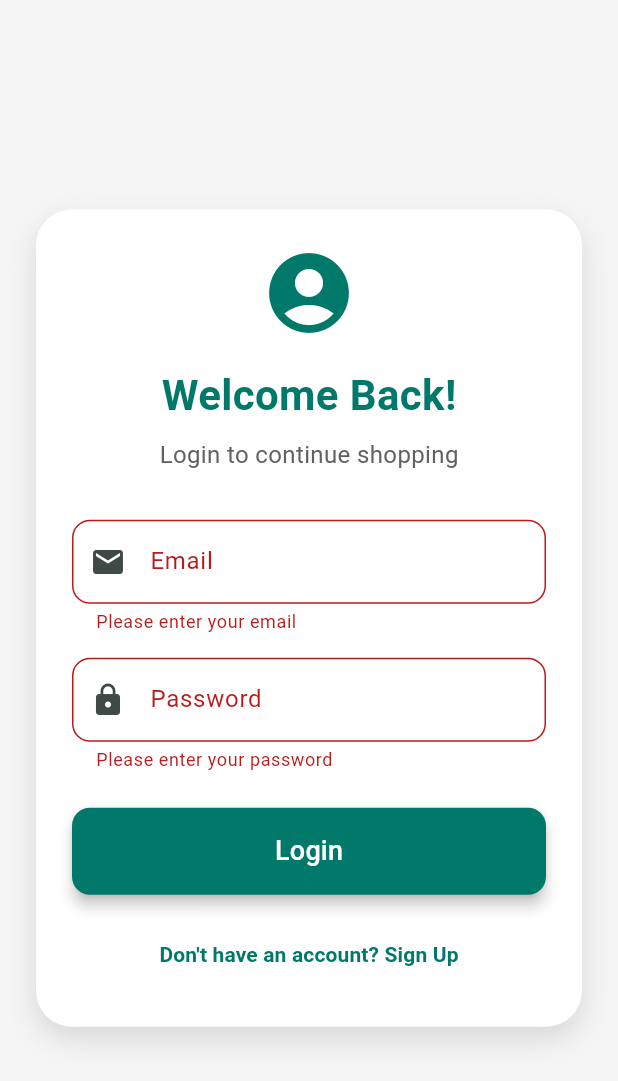
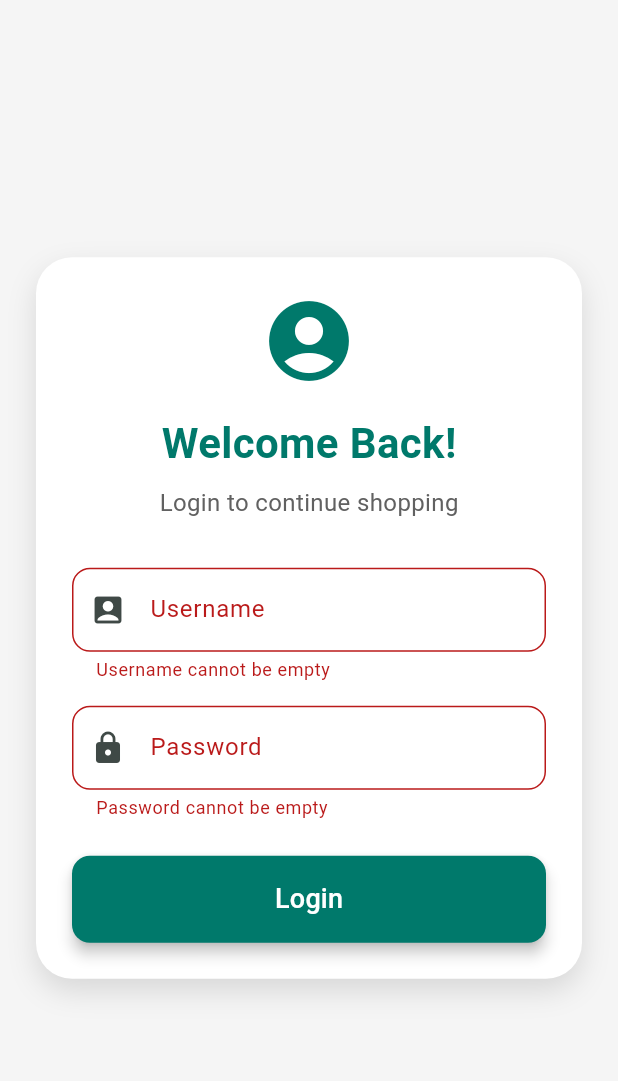
Before and after one commit to pradpdps/payments, a Flutter app: the screen it shows after launch, after a tap on "Login", on a phone screen of 412 x 824 dp. Shown: the top 1081 px of the screen. Run offline on Flutter 3.47's test engine with Material 3 defaults, Android fonts, the phone set to English and light mode, and no system bars.

Commit message:
login changes

```diff
--- a/lib/ui/login.dart
+++ b/lib/ui/login.dart
@@ -1,5 +1,4 @@
 import 'dart:convert';
-
 import 'package:flutter/material.dart';
 import 'package:payments/ui/products.dart';
 
@@ -18,7 +17,7 @@ class _LoginState extends State<Login> {
   bool isLoading = false;
 
   final _formKey = GlobalKey<FormState>();
-  final _emailController = TextEditingController();
+  final _userNameController = TextEditingController();
   final _passwordController = TextEditingController();
   final _nameController = TextEditingController();
 
@@ -27,12 +26,15 @@ class _LoginState extends State<Login> {
     super.initState();
   }
 
-  Future<String?> _loginUser() async {
+  Future<String?> _loginUser(String userName, String pwd) async {
     String? accessToken;
-    NativeResponse loginResponse = await NativeService.login("gokul", "12345678");
+    NativeResponse loginResponse = await NativeService.login(userName, pwd);
+    debugPrint("$userName, $pwd, Login response${loginResponse.data}");
     if (loginResponse.success == true && loginResponse.data != null) {
       Map<String, dynamic> decoded = json.decode(loginResponse.data.toString());
       accessToken = decoded['accessToken'];
+    } else {
+      debugPrint("Login failed: ${loginResponse.message}");
     }
     return accessToken;
   }
@@ -105,10 +107,10 @@ class _LoginState extends State<Login> {
                     ),
                   if (!isLogin) const SizedBox(height: 16),
                   TextFormField(
-                    controller: _emailController,
+                    controller: _userNameController,
                     decoration: InputDecoration(
-                      labelText: 'Email',
-                      prefixIcon: Icon(Icons.email),
+                      labelText: 'Username',
+                      prefixIcon: Icon(Icons.account_box),
                       border: OutlineInputBorder(
                         borderRadius: BorderRadius.circular(12),
                       ),
@@ -116,11 +118,12 @@ class _LoginState extends State<Login> {
                     keyboardType: TextInputType.emailAddress,
                     validator: (value) {
                       if (value == null || value.isEmpty) {
-                        return 'Please enter your email';
+                        return 'Username cannot be empty';
                       }
-                      if (!RegExp(r'^[^@]+@[^@]+\.[^@]+').hasMatch(value)) {
-                        return 'Enter a valid email';
+                      if (!RegExp(r'^[a-zA-Z0-9_]{3,16}$').hasMatch(value)) {
+                        return 'Username is invalid';
                       }
+
                       return null;
                     },
                   ),
@@ -137,7 +140,7 @@ class _LoginState extends State<Login> {
                     obscureText: true,
                     validator: (value) {
                       if (value == null || value.isEmpty) {
-                        return 'Please enter your password';
+                        return 'Password cannot be empty';
                       }
                       if (value.length < 6) {
                         return 'Password must be at least 6 characters';
@@ -163,17 +166,22 @@ class _LoginState extends State<Login> {
                           setState(() {
                             isLoading = true;
                           });
-                          String? accessToken = await _loginUser();
+                          String? accessToken = await _loginUser(
+                              _userNameController.text,
+                              _passwordController.text);
                           setState(() {
                             isLoading = false;
                           });
+                          debugPrint('Access Token: $accessToken');
                           if (context.mounted && accessToken != null) {
                             Navigator.of(context).push(MaterialPageRoute(
-                                builder: (context) => Products(token: accessToken)));
-                          } else if(context.mounted){
+                                builder: (context) =>
+                                    Products(token: accessToken)));
+                          } else if (context.mounted) {
                             ScaffoldMessenger.of(context).showSnackBar(
                               SnackBar(
-                                content: Text('Login failed. Please try again.'),
+                                content:
+                                    Text('Login failed. Please try again.'),
                                 backgroundColor: Colors.red,
                               ),
                             );
@@ -191,23 +199,23 @@ class _LoginState extends State<Login> {
                             ),
                     ),
                   ),
-                  const SizedBox(height: 16),
-                  TextButton(
-                    onPressed: () {
-                      setState(() {
-                        isLogin = !isLogin;
-                      });
-                    },
-                    child: Text(
-                      isLogin
-                          ? "Don't have an account? Sign Up"
-                          : "Already have an account? Login",
-                      style: TextStyle(
-                        color: primaryColor,
-                        fontWeight: FontWeight.w600,
-                      ),
-                    ),
-                  ),
+                  // const SizedBox(height: 16),
+                  // TextButton(
+                  //   onPressed: () {
+                  //     setState(() {
+                  //       isLogin = !isLogin;
+                  //     });
+                  //   },
+                  //   child: Text(
+                  //     isLogin
+                  //         ? "Don't have an account? Sign Up"
+                  //         : "Already have an account? Login",
+                  //     style: TextStyle(
+                  //       color: primaryColor,
+                  //       fontWeight: FontWeight.w600,
+                  //     ),
+                  //   ),
+                  // ),
                 ],
               ),
             ),
```
Also changed, not shown: lib/ui/products.dart (+10 -6 lines), assets/placeholder.jpg (added), 1 other file.
